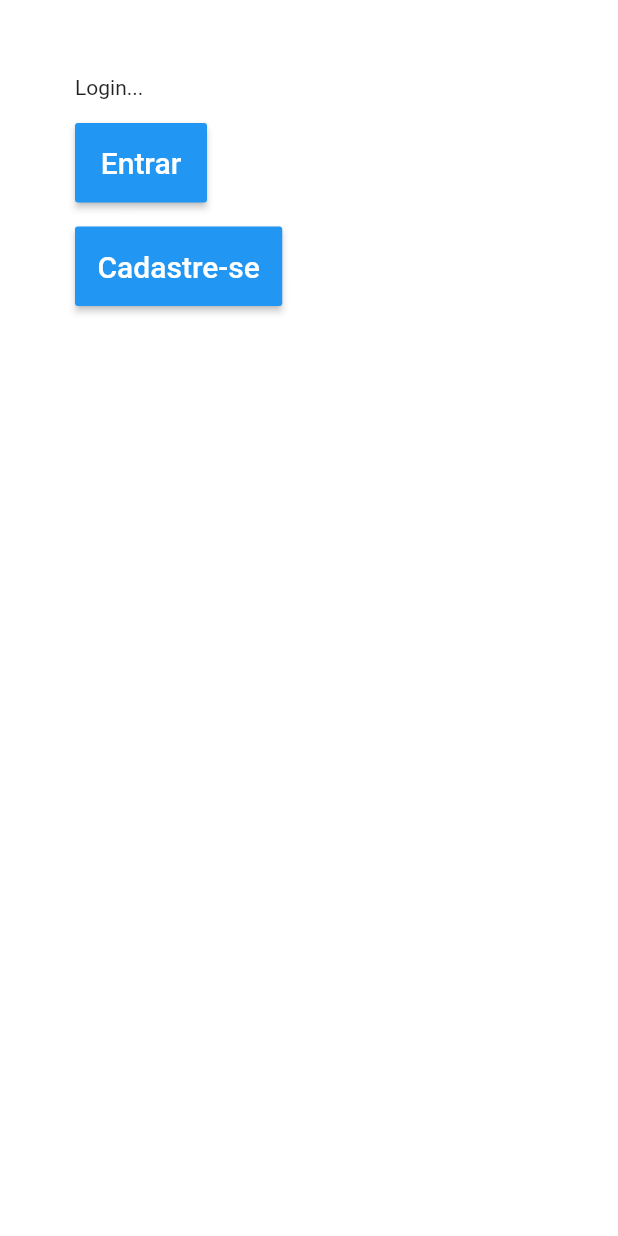
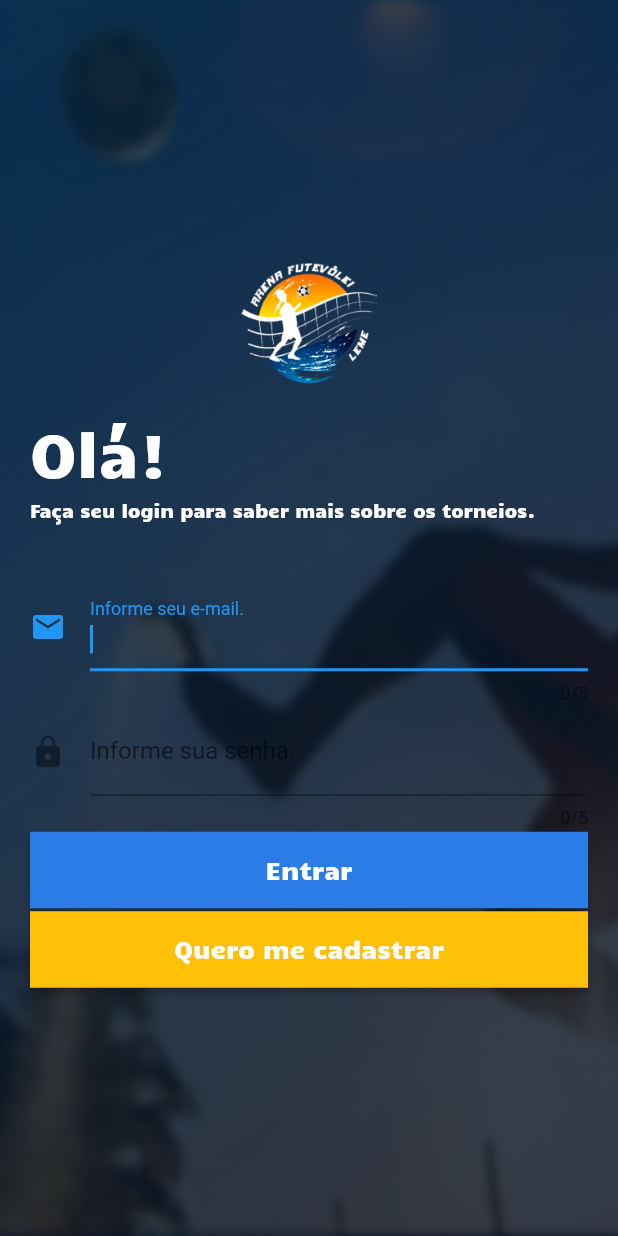
Before and after one commit to robsonrmb/futfront, a Flutter app: the screen it shows after launch, on a phone screen of 412 x 824 dp. Run offline on Flutter 3.47's test engine with Material 2 defaults, Android fonts, the phone set to English and light mode, and no system bars.

Commit message:
Implementação da tela de login.

```diff
--- a/lib/br/com/futt/view/LoginView.dart
+++ b/lib/br/com/futt/view/LoginView.dart
@@ -1,5 +1,5 @@
-import 'package:com/br/com/futt/view/CadastroView.dart';
 import 'package:com/br/com/futt/view/HomeView.dart';
+import 'package:flutter/cupertino.dart';
 import 'package:flutter/material.dart';
 
 class LoginView extends StatefulWidget {
@@ -8,6 +8,9 @@ class LoginView extends StatefulWidget {
 }
 
 class _LoginViewState extends State<LoginView> {
+
+  TextEditingController _controllerEmail = TextEditingController();
+  TextEditingController _controllerSenha = TextEditingController();
 
   void _entrar(){
     /* */
@@ -31,60 +34,129 @@ class _LoginViewState extends State<LoginView> {
   @override
   Widget build(BuildContext context) {
     return Scaffold(
-      backgroundColor: Colors.white,
-      body: SingleChildScrollView(
-        child: Container(
-          padding: EdgeInsets.all(50),
+      backgroundColor: Colors.transparent,
+      body: Container(
+        decoration: BoxDecoration(
+            image: DecorationImage(
+                image: AssetImage("images/fundo.jpg"),
+                fit: BoxFit.fill
+            )
+        ),
+        child: Center(
+          child: SingleChildScrollView(
+            padding: EdgeInsets.all(20),
             child: Column(
               crossAxisAlignment: CrossAxisAlignment.stretch,
               children: <Widget>[
-              Row(
-                children: <Widget>[
-                  Text("Login..."),
-                ],
+                Padding(
+                  padding: EdgeInsets.only(bottom: 10),
+                  child: Image.asset("images/logo.png", height: 100, width: 75),
                 ),
-              Row(
-                children: <Widget>[
                 Padding(
-                    padding: EdgeInsets.only(top: 16),
+                  padding: EdgeInsets.only(bottom: 5),
+                  child: Text(
+                      "Olá!",
+                      style: TextStyle(
+                        color: Colors.white,
+                        fontSize: 40,
+                        fontFamily: 'Candal'
+                      ),
+                  ),
+                ),
+                Padding(
+                  padding: EdgeInsets.only(bottom: 40),
+                  child: Text(
+                    "Faça seu login para saber mais sobre os torneios.",
+                    style: TextStyle(
+                        color: Colors.white,
+                        fontSize: 12,
+                        fontFamily: 'Candal'
+                    ),
+                  ),
+                ),
+                Padding(
+                  padding: EdgeInsets.only(bottom: 2),
+                  child: TextField(
+                    autofocus: true,
+                    keyboardType: TextInputType.emailAddress,
+                    decoration: InputDecoration(
+                        labelText: "Informe seu e-mail.",
+                        icon: new Icon(Icons.email),
+                        /*
+                        filled: false,
+                        fillColor: Colors.white,
+                        border: OutlineInputBorder(
+                          borderRadius: BorderRadius.circular(0),
+                        )
+                         */
+                    ),
+                    style: TextStyle(
+                        fontSize: 16,
+                        color: Colors.white
+                    ),
+                    maxLength: 5,
+                    maxLengthEnforced: false,
+                    controller: _controllerEmail,
+                  ),
+                ),
+                TextField(
+                  keyboardType: TextInputType.emailAddress,
+                  decoration: InputDecoration(
+                    labelText: "Informe sua senha.",
+                    icon: Icon(Icons.lock),
+                  ),
+                  style: TextStyle(
+                      fontSize: 16,
+                      color: Colors.black
+                  ),
+                  maxLength: 5,
+                  maxLengthEnforced: true,
+                  obscureText: true,
+                  controller: _controllerSenha,
+                ),
+                Padding(
+                  padding: EdgeInsets.only(top: 2),
                   child: RaisedButton(
-                      color: Colors.blue,
+                    color: Color(0xff2c7ce7),
                     textColor: Colors.white,
                     padding: EdgeInsets.all(15),
                     child: Text(
                       "Entrar",
                       style: TextStyle(
-                            fontSize: 20
+                          fontSize: 16,
+                          fontFamily: 'Candal',
                       ),
+                    ),
+                    shape: RoundedRectangleBorder(
+                      borderRadius: BorderRadius.circular(0),
                     ),
                     onPressed: _entrar,
                   ),
-                  )
-                ],
                 ),
-              Row(
-                children: <Widget>[
                 Padding(
-                    padding: EdgeInsets.only(top: 16),
+                  padding: EdgeInsets.only(top: 2),
                   child: RaisedButton(
-                      color: Colors.blue,
+                    color: Colors.amber,
                     textColor: Colors.white,
                     padding: EdgeInsets.all(15),
                     child: Text(
-                        "Cadastre-se",
+                      "Quero me cadastrar",
                       style: TextStyle(
-                            fontSize: 20
+                          fontSize: 16,
+                          fontFamily: 'Candal',
                       ),
+                    ),
+                    shape: RoundedRectangleBorder(
+                      borderRadius: BorderRadius.circular(0),
                     ),
                     onPressed: _abrirCadastro,
                   ),
-                  )
-                ],
                 ),
               ],
             ),
           ),
-      )
+        ),
+      ),
     );
   }
 }
--- a/lib/main.dart
+++ b/lib/main.dart
@@ -25,6 +25,10 @@ void main() {
       "/nova_avaliacao" : (context) => NovaAvaliacaoView(),
     },
     home: LoginView(),
+    theme: ThemeData(
+      primaryColor: Colors.white,
+      accentColor: Colors.white,
+    ),
     debugShowCheckedModeBanner: false,
   ));
 }
```
Also changed, not shown: pubspec.yaml (+9 -1 lines), fonts/Candal-Regular.ttf (added), images/fundo.jpg (added), images/logo.png (added). Lines whose indentation alone changed are shown as unchanged.
